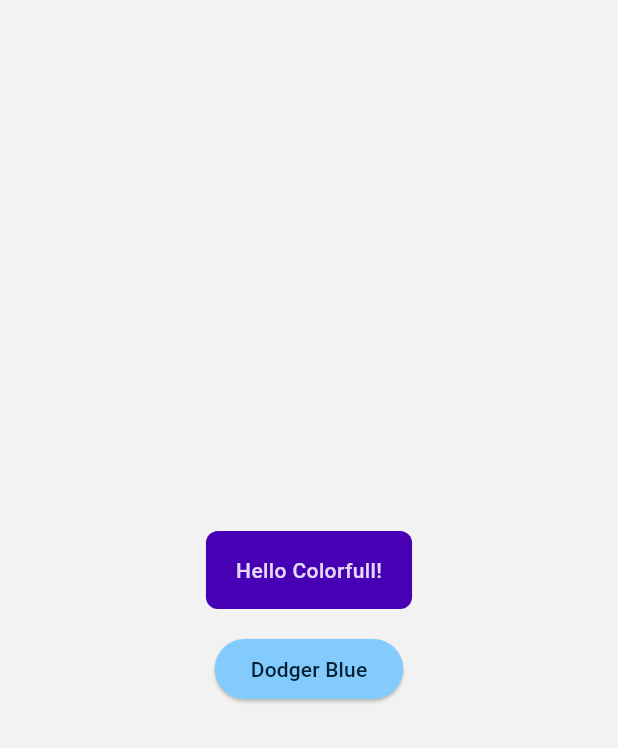
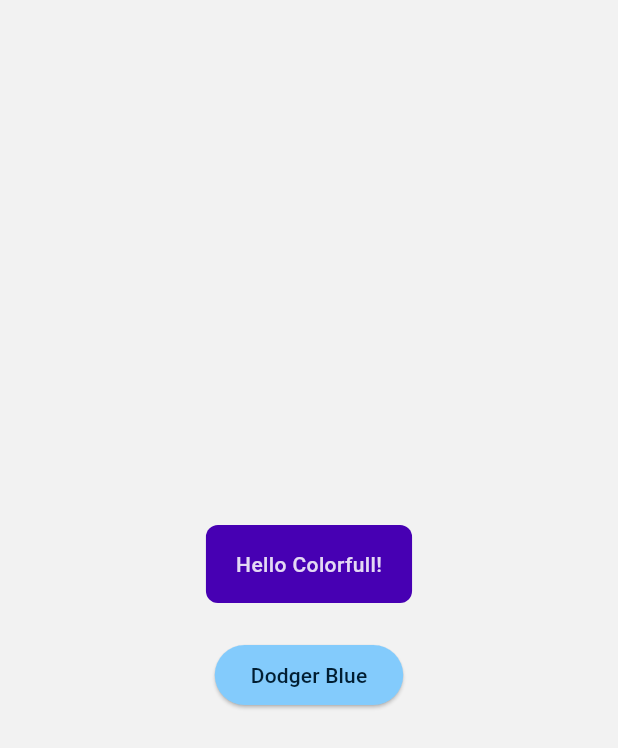
Before and after one commit to adifyr/colorfull, a Flutter app: the screen it shows after launch, on a phone screen of 412 x 824 dp. Shown: the top 748 px of the screen. Run offline on Flutter 3.47's test engine with Material 3 defaults, Android fonts, the phone set to English and light mode, and no system bars.

Commit message:
Fixed example directory and line in README.

```diff
--- a/example/lib/main.dart
+++ b/example/lib/main.dart
@@ -1,5 +1,5 @@
 import 'package:colorfull/colorfull.dart'
-    show grey50, indigo650, white85, dodgerBlueA250, dodgerBlueA900, deepOrangeC550;
+    show grey50, indigo650, white85, dodgerBlueA250, dodgerBlueA900, deepOrangeC550, ColorUtils;
 import 'package:flutter/material.dart';
 
 void main() {
@@ -17,7 +17,7 @@ class MainApp extends StatelessWidget {
         body: Center(
           child: Column(
             mainAxisSize: MainAxisSize.min,
-            spacing: 16.0,
+            spacing: 24.0,
             children: [
               Container(
                 padding: const EdgeInsets.symmetric(horizontal: 20.0, vertical: 16.0),
@@ -27,7 +27,21 @@ class MainApp extends StatelessWidget {
                   style: TextStyle(fontWeight: FontWeight.w500, color: white85),
                 ),
               ),
-              ElevatedButton(
+              ColorButton(),
+            ],
+          ),
+        ),
+      ),
+    );
+  }
+}
+
+class ColorButton extends StatelessWidget {
+  const ColorButton({super.key});
+
+  @override
+  Widget build(BuildContext context) {
+    return ElevatedButton(
       onPressed: () {
         ScaffoldMessenger.of(context).showSnackBar(
           SnackBar(
@@ -40,11 +54,6 @@ class MainApp extends StatelessWidget {
       },
       style: ElevatedButton.styleFrom(backgroundColor: dodgerBlueA250),
       child: Text('Dodger Blue', style: TextStyle(color: dodgerBlueA900)),
-              ),
-            ],
-          ),
-        ),
-      ),
     );
   }
 }
--- a/example/pubspec.yaml
+++ b/example/pubspec.yaml
@@ -9,7 +9,7 @@ environment:
 dependencies:
   flutter:
     sdk: flutter
-  colorfull: ^1.0.0
+  colorfull: ^1.1.0
 
 dev_dependencies:
   flutter_test:
```
Also changed, not shown: example/pubspec.lock, 1 other file. Lines whose indentation alone changed are shown as unchanged.
